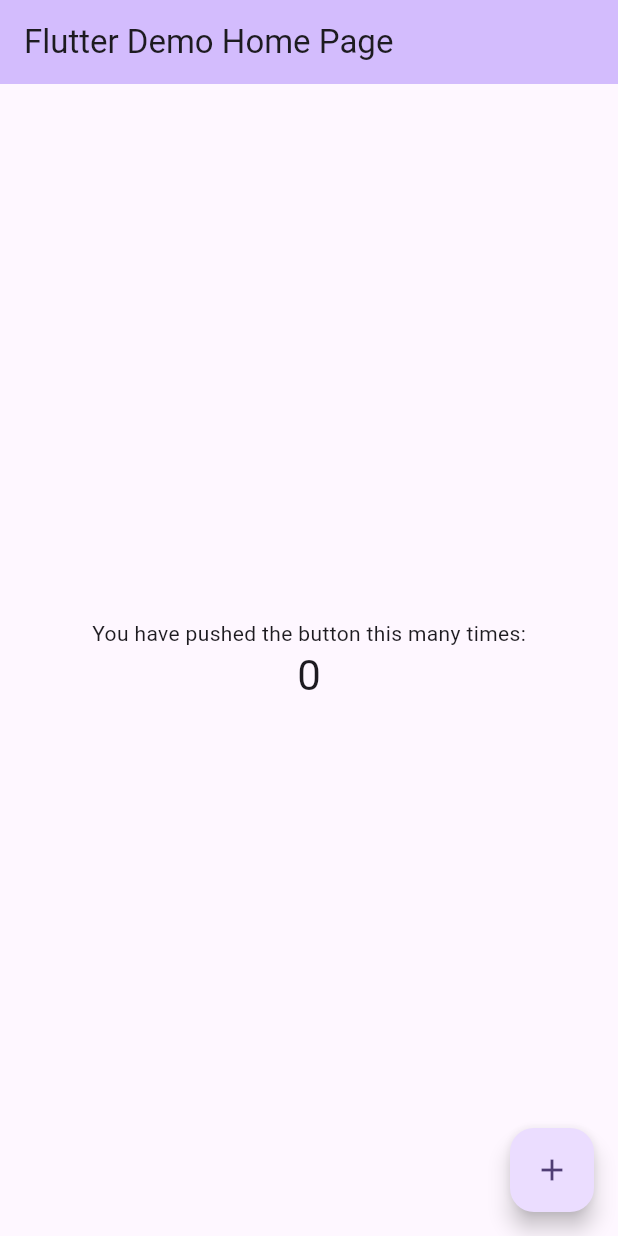
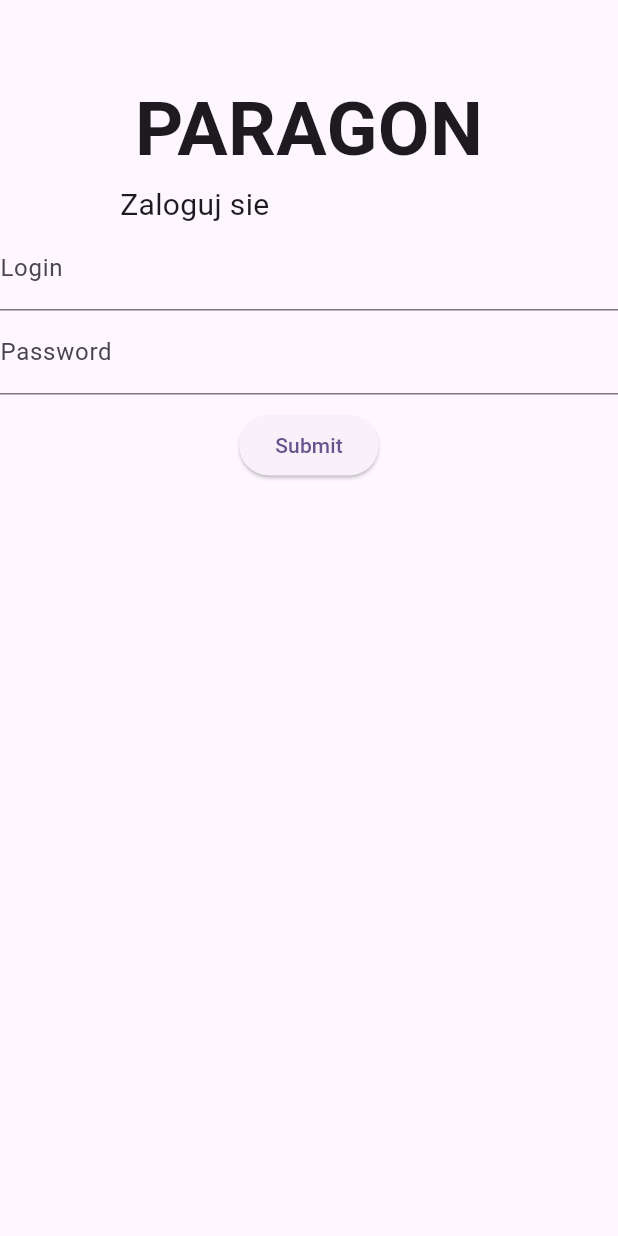
Before and after one commit to BakcylProgramowania/paragon_front, a Flutter app: the screen it shows after launch, on a phone screen of 412 x 824 dp. Run offline on Flutter 3.47's test engine with Material 3 defaults, Android fonts, the phone set to English and light mode, and no system bars.

Commit message:
push main.dart and add file: dart_tool idea build

```diff
--- a/lib/main.dart
+++ b/lib/main.dart
@@ -1,5 +1,5 @@
 import 'package:flutter/material.dart';
-//komentarz test
+
 void main() {
   runApp(const MyApp());
 }
@@ -10,116 +10,91 @@
   // This widget is the root of your application.
   @override
   Widget build(BuildContext context) {
+
     return MaterialApp(
       title: 'Flutter Demo',
       theme: ThemeData(
-        // This is the theme of your application.
-        //
-        // TRY THIS: Try running your application with "flutter run". You'll see
-        // the application has a purple toolbar. Then, without quitting the app,
-        // try changing the seedColor in the colorScheme below to Colors.green
-        // and then invoke "hot reload" (save your changes or press the "hot
-        // reload" button in a Flutter-supported IDE, or press "r" if you used
-        // the command line to start the app).
-        //
-        // Notice that the counter didn't reset back to zero; the application
-        // state is not lost during the reload. To reset the state, use hot
-        // restart instead.
-        //
-        // This works for code too, not just values: Most code changes can be
-        // tested with just a hot reload.
         colorScheme: ColorScheme.fromSeed(seedColor: Colors.deepPurple),
         useMaterial3: true,
       ),
-      home: const MyHomePage(title: 'Flutter Demo Home Page'),
+      home: const MyHomePage(),
     );
   }
 }
 
 class MyHomePage extends StatefulWidget {
-  const MyHomePage({super.key, required this.title});
-
-  // This widget is the home page of your application. It is stateful, meaning
-  // that it has a State object (defined below) that contains fields that affect
-  // how it looks.
-
-  // This class is the configuration for the state. It holds the values (in this
-  // case the title) provided by the parent (in this case the App widget) and
-  // used by the build method of the State. Fields in a Widget subclass are
-  // always marked "final".
-
-  final String title;
+  const MyHomePage({super.key});
 
   @override
-  State<MyHomePage> createState() => _MyHomePageState();
+  State<MyHomePage> createState() => Login();
 }
 
-class _MyHomePageState extends State<MyHomePage> {
-  int _counter = 0;
+class Login extends State<MyHomePage>{
 
-  void _incrementCounter() {
-    setState(() {
-      // This call to setState tells the Flutter framework that something has
-      // changed in this State, which causes it to rerun the build method below
-      // so that the display can reflect the updated values. If we changed
-      // _counter without calling setState(), then the build method would not be
-      // called again, and so nothing would appear to happen.
-      _counter++;
-    });
-  }
+    final _formKey = GlobalKey<FormState>();
+    @override
+    Widget build(BuildContext context){
+       return Scaffold(
+      body: Center(
+        child: Column(
+        children:[
+            Container(
 
-  @override
-  Widget build(BuildContext context) {
-    // This method is rerun every time setState is called, for instance as done
-    // by the _incrementCounter method above.
-    //
-    // The Flutter framework has been optimized to make rerunning build methods
-    // fast, so that you can just rebuild anything that needs updating rather
-    // than having to individually change instances of widgets.
-    return Scaffold(
-      appBar: AppBar(
-        // TRY THIS: Try changing the color here to a specific color (to
-        // Colors.amber, perhaps?) and trigger a hot reload to see the AppBar
-        // change color while the other colors stay the same.
-        backgroundColor: Theme.of(context).colorScheme.inversePrimary,
-        // Here we take the value from the MyHomePage object that was created by
-        // the App.build method, and use it to set our appbar title.
-        title: Text(widget.title),
-      ),
-      body: Center(
-        // Center is a layout widget. It takes a single child and positions it
-        // in the middle of the parent.
-        child: Column(
-          // Column is also a layout widget. It takes a list of children and
-          // arranges them vertically. By default, it sizes itself to fit its
-          // children horizontally, and tries to be as tall as its parent.
-          //
-          // Column has various properties to control how it sizes itself and
-          // how it positions its children. Here we use mainAxisAlignment to
-          // center the children vertically; the main axis here is the vertical
-          // axis because Columns are vertical (the cross axis would be
-          // horizontal).
-          //
-          // TRY THIS: Invoke "debug painting" (choose the "Toggle Debug Paint"
-          // action in the IDE, or press "p" in the console), to see the
-          // wireframe for each widget.
-          mainAxisAlignment: MainAxisAlignment.center,
-          children: <Widget>[
-            const Text(
-              'You have pushed the button this many times:',
+            margin: const EdgeInsets.only(top:50),
+            child: const Text(
+              "PARAGON",
+              style: TextStyle(
+                fontSize: 50,
+                fontWeight: FontWeight.w600 ),
             ),
-            Text(
-              '$_counter',
-              style: Theme.of(context).textTheme.headlineMedium,
             ),
-          ],
+            Container(
+              alignment: Alignment.topLeft,
+                padding: const EdgeInsets.only(left: 80),
+                child: const Text(
+                  'Zaloguj sie',
+                  style: TextStyle(fontSize: 20)
+            )
+            ),
+             Form(
+              key: _formKey,
+              child: Column(
+
+                children: [
+                TextFormField(
+                decoration: const InputDecoration(
+                  labelText: "Login",
+                ),
+              ),
+              TextFormField(
+                decoration: const InputDecoration(
+                  labelText: "Password",
+                ),
+              ),
+
+              Container(
+                margin: const EdgeInsets.only(top: 10),
+                child:
+                ElevatedButton(
+                onPressed: () {
+                  // Validate returns true if the form is valid, or false otherwise.
+                  if (_formKey.currentState!.validate()) {
+                    // If the form is valid, display a snackbar. In the real world,
+                    // you'd often call a server or save the information in a database.
+                    ScaffoldMessenger.of(context).showSnackBar(
+                      const SnackBar(content: Text('Processing Data')),
+                    );
+                  }
+                },
+                child: const Text('Submit'),
+              ),
+              )
+              ]
+              ),
+            )
+          ]
         ),
       ),
-      floatingActionButton: FloatingActionButton(
-        onPressed: _incrementCounter,
-        tooltip: 'Increment',
-        child: const Icon(Icons.add),
-      ), // This trailing comma makes auto-formatting nicer for build methods.
     );
-  }
+    }
 }
```
